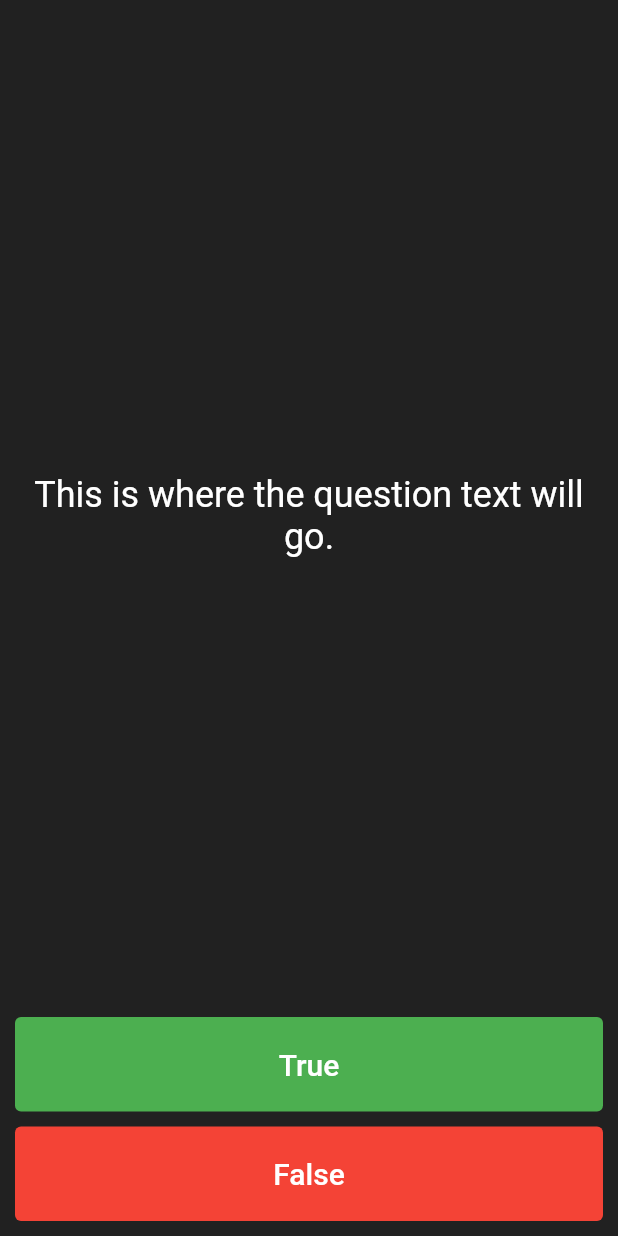
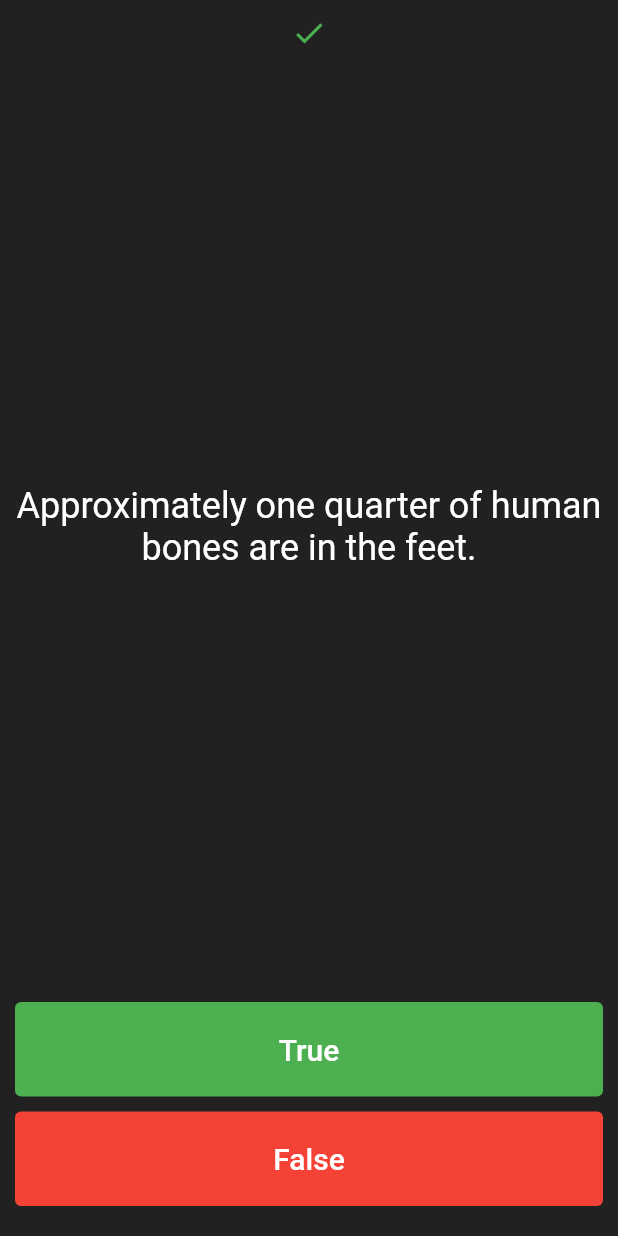
Before and after one commit to RuanFailache/flutter-quizzler, a Flutter app: the screen it shows after launch, after a tap on "True", on a phone screen of 412 x 824 dp. Run offline on Flutter 3.47's test engine with Material 2 defaults, Android fonts, the phone set to English and light mode, and no system bars.

Commit message:
feat: add interactive at answer a question

```diff
--- a/lib/main.dart
+++ b/lib/main.dart
@@ -18,8 +18,60 @@ class App extends StatelessWidget {
   }
 }
 
-class HomePage extends StatelessWidget {
+class HomePage extends StatefulWidget {
   const HomePage({Key? key}) : super(key: key);
+
+  @override
+  State<HomePage> createState() => _HomePageState();
+}
+
+class _HomePageState extends State<HomePage> {
+  List<Icon> scoreKeeper = const [];
+
+  List<String> questions = const [
+    'You can lead a cow down stairs but not up stairs.',
+    'Approximately one quarter of human bones are in the feet.',
+    'A slug\'s blood is green.',
+  ];
+
+  int questionNumber = 0;
+
+  answerQuestion(bool answer) {
+    final lastQuestionIndex = questions.length - 1;
+    setState(() {
+      if (questionNumber < lastQuestionIndex) {
+        questionNumber++;
+      }
+
+      if (scoreKeeper.length < questions.length) {
+        scoreKeeper = [
+          ...scoreKeeper,
+          Icon(
+            answer ? Icons.check : Icons.close,
+            color: answer ? Colors.green : Colors.red,
+          ),
+        ];
+      }
+    });
+  }
+
+  buildHeader() {
+    if (scoreKeeper.isEmpty) {
+      return const Text(
+        'Answer a question to appear here the results',
+        textAlign: TextAlign.center,
+        style: TextStyle(
+          fontSize: 14,
+          color: Colors.white,
+        ),
+      );
+    }
+
+    return Row(
+      mainAxisAlignment: MainAxisAlignment.center,
+      children: scoreKeeper,
+    );
+  }
 
   @override
   Widget build(BuildContext context) {
@@ -28,49 +80,64 @@ class HomePage extends StatelessWidget {
       child: Column(
         crossAxisAlignment: CrossAxisAlignment.stretch,
         children: [
-          const Expanded(
+          buildHeader(),
+          Expanded(
             child: Center(
               child: Text(
-                'This is where the question text will go.',
-                style: TextStyle(
+                questions[questionNumber],
+                textAlign: TextAlign.center,
+                style: const TextStyle(
                   fontSize: 24,
                   color: Colors.white,
                 ),
-                textAlign: TextAlign.center,
               ),
             ),
           ),
-          TextButton(
-            style: TextButton.styleFrom(
-              padding: const EdgeInsets.symmetric(vertical: 20),
-              backgroundColor: Colors.green,
-            ),
-            onPressed: () {},
-            child: const Text(
-              'True',
-              style: TextStyle(
-                fontSize: 20,
-                color: Colors.white,
-              ),
-            ),
+          CustomButton(
+            text: 'True',
+            onPressed: () => answerQuestion(true),
+            backgroundColor: Colors.green,
           ),
           const SizedBox(height: 10),
-          TextButton(
-            style: TextButton.styleFrom(
-              padding: const EdgeInsets.symmetric(vertical: 20),
-              backgroundColor: Colors.red,
-            ),
-            onPressed: () {},
-            child: const Text(
-              'False',
-              style: TextStyle(
-                fontSize: 20,
-                color: Colors.white,
-              ),
-            ),
+          CustomButton(
+            text: 'False',
+            onPressed: () => answerQuestion(false),
+            backgroundColor: Colors.red,
           ),
+          const SizedBox(height: 10),
         ],
       ),
     );
   }
 }
+
+class CustomButton extends StatelessWidget {
+  const CustomButton({
+    Key? key,
+    required this.text,
+    required this.onPressed,
+    required this.backgroundColor,
+  }) : super(key: key);
+
+  final String text;
+  final void Function() onPressed;
+  final Color backgroundColor;
+
+  @override
+  Widget build(BuildContext context) {
+    return TextButton(
+      onPressed: onPressed,
+      style: TextButton.styleFrom(
+        padding: const EdgeInsets.symmetric(vertical: 20),
+        backgroundColor: backgroundColor,
+      ),
+      child: Text(
+        text,
+        style: const TextStyle(
+          fontSize: 20,
+          color: Colors.white,
+        ),
+      ),
+    );
+  }
+}
```
